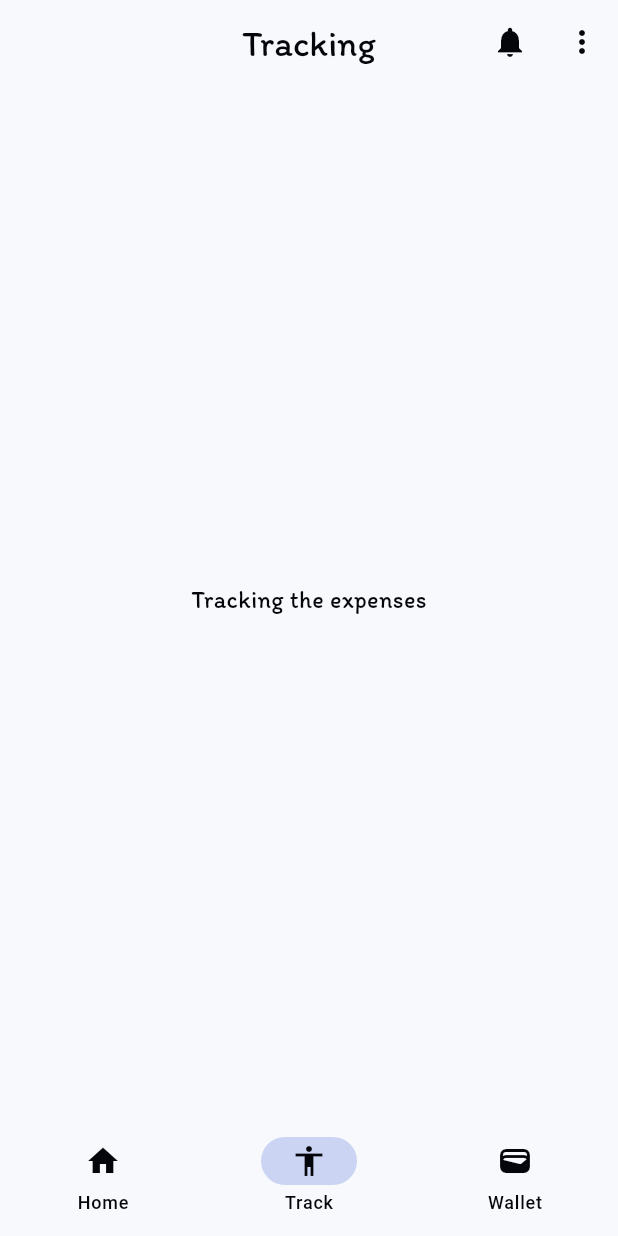
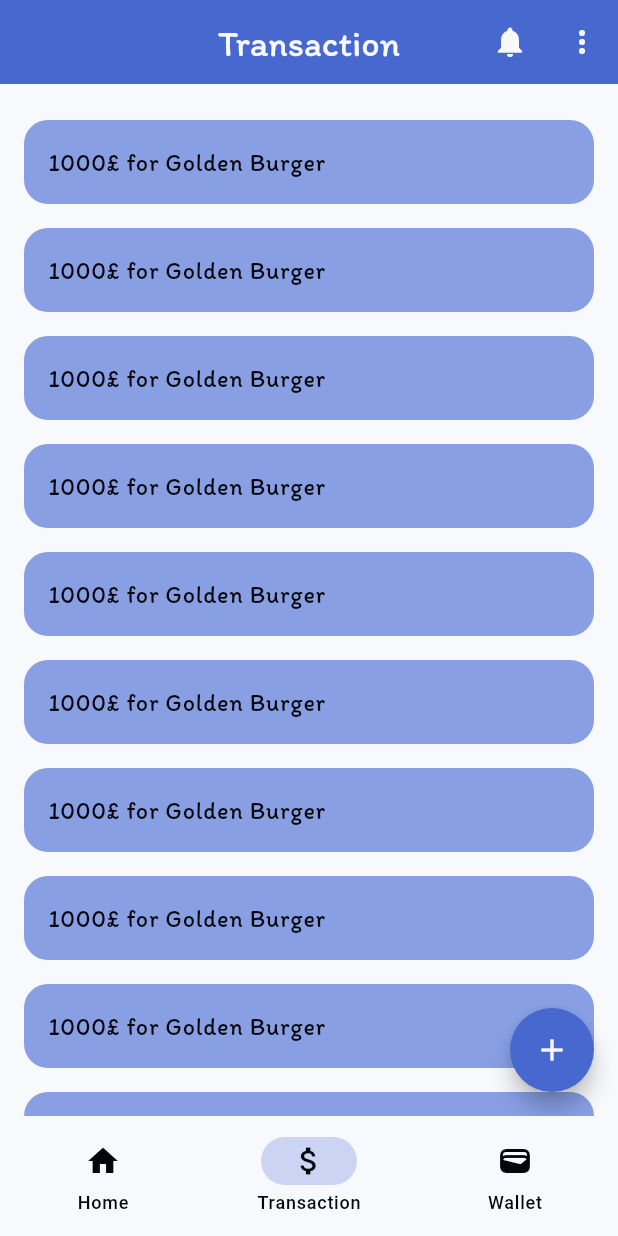
Before and after one commit to ThetMaung2002/savvy, a Flutter app: the screen it shows once a user with an empty profile is signed in, item 2 of the bottom bar chosen, on a phone screen of 412 x 824 dp. Run offline on Flutter 3.47's test engine with Material 3 defaults, Android fonts, the phone set to English and light mode, and no system bars; our stand-ins replace cloud_firestore, firebase_auth, firebase_core, google_fonts; accounts and stored records are empty; network calls fail.

Commit message:
[feature]: track screen deleted and transaction screen and ui implemented.

```diff
--- a/lib/screens/home/home_screen.dart
+++ b/lib/screens/home/home_screen.dart
@@ -19,18 +19,21 @@ class _HomeScreenState extends State<HomeScreen> {
     "Total Amount": "100,000£",
     "Remaining Amount": "1,000£",
     "Spent Amount": "98,000£",
+    "Saving Amount": "1,000£"
   };
 
   List<String> balanceKeys = [
     "Total Amount",
     "Remaining Amount",
     "Spent Amount",
+    "Saving Amount",
   ];
 
   List<Color> colorCard = [
     const Color.fromRGBO(244, 67, 54, 0.6),
     const Color.fromRGBO(33, 150, 243, 0.6),
-    const Color.fromRGBO(76, 175, 80, 0.6)
+    const Color.fromRGBO(76, 175, 80, 0.6),
+    const Color.fromRGBO(233, 30, 99, 0.6)
   ];
 
   List<String> demoTitle = [
@@ -89,21 +92,21 @@ class _HomeScreenState extends State<HomeScreen> {
                   Navigator.push(
                     context,
                     MaterialPageRoute(
-                      builder: ((context) => const SpendingCategory()),
+                      builder: (context) => const SpendingCategory(),
                     ),
                   );
                 },
                 child: const Typo(
                   label: "show",
                   variant: TypoVariant.defaultVariant,
-                  color: Colors.redAccent,
+                  color: Colors.purpleAccent,
                 ),
               ),
             ],
           ),
           const SizedBox(height: 8.0),
           SizedBox(
-            height: 200,
+            height: 140,
             child: ListView.builder(
               scrollDirection: Axis.horizontal,
               itemCount: demoTitle.length,
@@ -158,7 +161,7 @@ class _HomeScreenState extends State<HomeScreen> {
           ),
           const SizedBox(height: 8.0),
           SizedBox(
-            height: 200,
+            height: 140,
             child: ListView.builder(
               scrollDirection: Axis.horizontal,
               itemCount: demoTitle.length,
--- a/lib/screens/navigation.dart
+++ b/lib/screens/navigation.dart
@@ -6,7 +6,7 @@ import 'package:savvy/screens/home/home_screen.dart';
 import 'package:savvy/screens/notifications/notification_screen.dart';
 import 'package:savvy/screens/profile/profile_screen.dart';
 import 'package:savvy/screens/settings/main_settings.dart';
-import 'package:savvy/screens/track/tracking_screen.dart';
+import 'package:savvy/screens/transaction/transaction_screen.dart';
 import 'package:savvy/screens/wallet/wallet_screen.dart';
 
 class Navigation extends StatefulWidget {
@@ -21,7 +21,7 @@ class _NavigationState extends State<Navigation> {
 
   List<Widget> body = const [
     HomeScreen(),
-    TrackingScreen(),
+    TransacScreen(),
     WalletScreen(),
   ];
 
@@ -31,7 +31,7 @@ class _NavigationState extends State<Navigation> {
       variant: TypoVariant.title,
     ),
     Typo(
-      label: StaticString.tracking!,
+      label: StaticString.transaction,
       variant: TypoVariant.title,
     ),
     Typo(
@@ -73,8 +73,8 @@ class _NavigationState extends State<Navigation> {
             label: "Home",
           ),
           NavigationDestination(
-            icon: Icon(Icons.accessibility),
-            label: "Track",
+            icon: Icon(Icons.attach_money),
+            label: "Transaction",
           ),
           NavigationDestination(
             icon: Icon(Icons.wallet),
--- a/lib/screens/track/tracking_screen.dart
+++ /dev/null
@@ -1,17 +0,0 @@
-import 'package:flutter/material.dart';
-import 'package:savvy/components/typo.dart';
-
-class TrackingScreen extends StatelessWidget {
-  const TrackingScreen({super.key});
-
-  @override
-  Widget build(BuildContext context) {
-    return const Scaffold(
-      body: Center(
-        child: Typo(
-            label: "Tracking the expenses",
-            variant: TypoVariant.defaultVariant),
-      ),
-    );
-  }
-}
--- /dev/null
+++ b/lib/screens/transaction/transaction_screen.dart
@@ -0,0 +1,59 @@
+import 'package:flutter/material.dart';
+import 'package:savvy/components/typo.dart';
+
+class TransacScreen extends StatefulWidget {
+  const TransacScreen({super.key});
+
+  @override
+  State<TransacScreen> createState() => _TransacScreenState();
+}
+
+class _TransacScreenState extends State<TransacScreen> {
+  List<String> transactionAmount = [
+    "1000£ for Golden Burger",
+    "1000£ for Golden Burger",
+    "1000£ for Golden Burger",
+    "1000£ for Golden Burger",
+    "1000£ for Golden Burger",
+    "1000£ for Golden Burger",
+    "1000£ for Golden Burger",
+    "1000£ for Golden Burger",
+    "1000£ for Golden Burger",
+    "1000£ for Golden Burger",
+    "1000£ for Golden Burger",
+    "1000£ for Golden Burger",
+  ];
+
+  @override
+  Widget build(BuildContext context) {
+    return Scaffold(
+      body: ListView.builder(
+        padding: const EdgeInsets.all(16.0),
+        scrollDirection: Axis.vertical,
+        itemCount: transactionAmount.length,
+        itemBuilder: ((context, index) {
+          return Padding(
+            padding: const EdgeInsets.symmetric(vertical: 8.0),
+            child: ListTile(
+              tileColor: Theme.of(context).colorScheme.secondary,
+              textColor: Theme.of(context).colorScheme.onSecondary,
+              shape: RoundedRectangleBorder(
+                borderRadius: BorderRadius.circular(16.0),
+              ),
+              onTap: () {},
+              title: Typo(
+                label: transactionAmount[index],
+                variant: TypoVariant.defaultVariant,
+              ),
+            ),
+          );
+        }),
+      ),
+      floatingActionButton: FloatingActionButton(
+        shape: const CircleBorder(),
+        onPressed: () {},
+        child: const Icon(Icons.add),
+      ),
+    );
+  }
+}
--- a/lib/utils/theme.dart
+++ b/lib/utils/theme.dart
@@ -21,8 +21,8 @@ ThemeData lightTheme = ThemeData(
           : Color(0xff601410),
     ),
     appBarTheme: const AppBarTheme(
-      backgroundColor: Color(0xFFf7f9fd),
-      foregroundColor: Color(0xFF04060b),
+      backgroundColor: Color(0xFF4769cf),
+      foregroundColor: Color(0xFFf7f9fd),
       centerTitle: true,
     ),
     navigationBarTheme: const NavigationBarThemeData(
```
